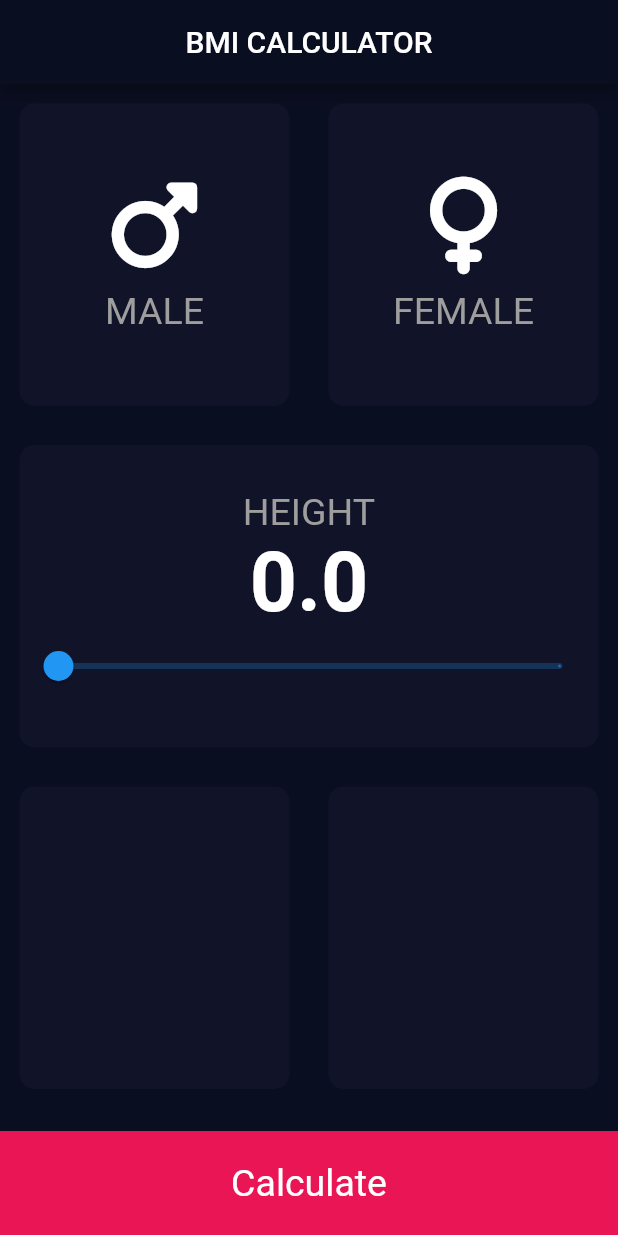
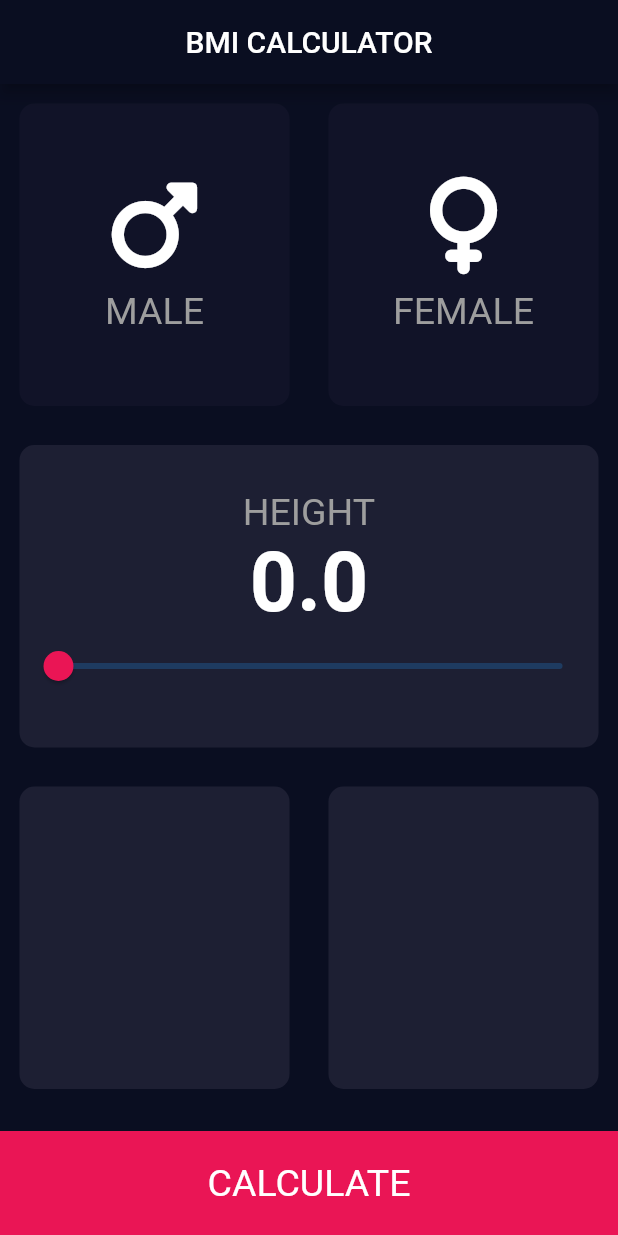
Before and after one commit to Deepakr07/AdvancedBMI-App, a Flutter app: the screen it shows after launch, on a phone screen of 412 x 824 dp. Run offline on Flutter 3.47's test engine with Material 2 defaults, Android fonts, the phone set to English and light mode, and no system bars; our stand-ins replace font_awesome_flutter.

Commit message:
added slider in the home page

```diff
--- a/lib/screens/home_page.dart
+++ b/lib/screens/home_page.dart
@@ -95,7 +95,7 @@ class _homePageState extends State<homePage> {
             child: Row(
               children: [
                 SmallCard(
-                  colour: inActiveCardColour,
+                  colour: activeCardColour,
                   containerChild: Column(
                     mainAxisAlignment: MainAxisAlignment.center,
                     children: [
@@ -103,16 +103,15 @@ class _homePageState extends State<homePage> {
                         "HEIGHT",
                         style: TextStyle(color: cardTextColor),
                       ),
-                      Text(
-                        sliderValue.toString(),
-                        style: TextStyle(
-                            fontSize: 55, fontWeight: FontWeight.bold),
-                      ),
+                      Text(sliderValue.toString(),
+                          style: TextStyle(
+                              fontSize: 55, fontWeight: FontWeight.bold)),
                       Slider(
+                        activeColor: Color(0xFFea1555),
                         value: sliderValue,
                         min: 0,
                         max: 500,
-                        divisions: 1,
+                        divisions: 500,
                         onChanged: (value) {
                           setState(() {
                             sliderValue = value;
@@ -128,8 +127,8 @@ class _homePageState extends State<homePage> {
           Expanded(
             child: Row(
               children: [
-                SmallCard(colour: inActiveCardColour),
-                SmallCard(colour: inActiveCardColour),
+                SmallCard(colour: activeCardColour),
+                SmallCard(colour: activeCardColour),
               ],
             ),
           ),
@@ -139,7 +138,7 @@ class _homePageState extends State<homePage> {
             color: Color(0xFFea1555),
             margin: const EdgeInsets.only(top: 15),
             child: Center(
-              child: const Text("Calculate"),
+              child: const Text("CALCULATE"),
             ),
           )
         ],
```
